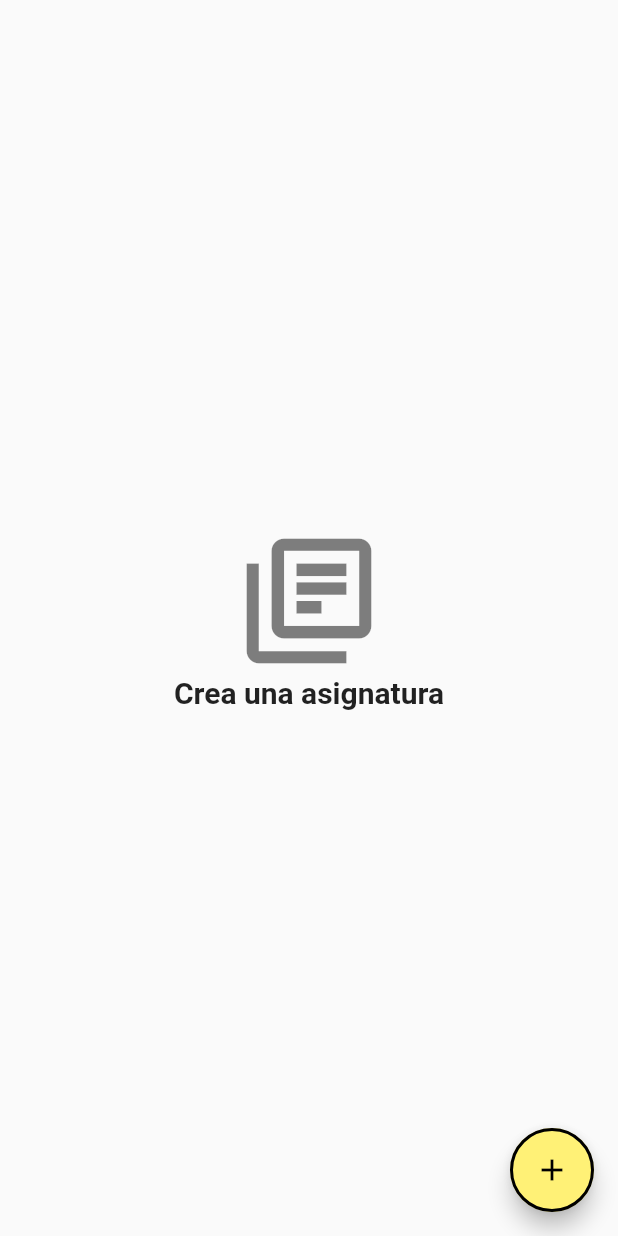
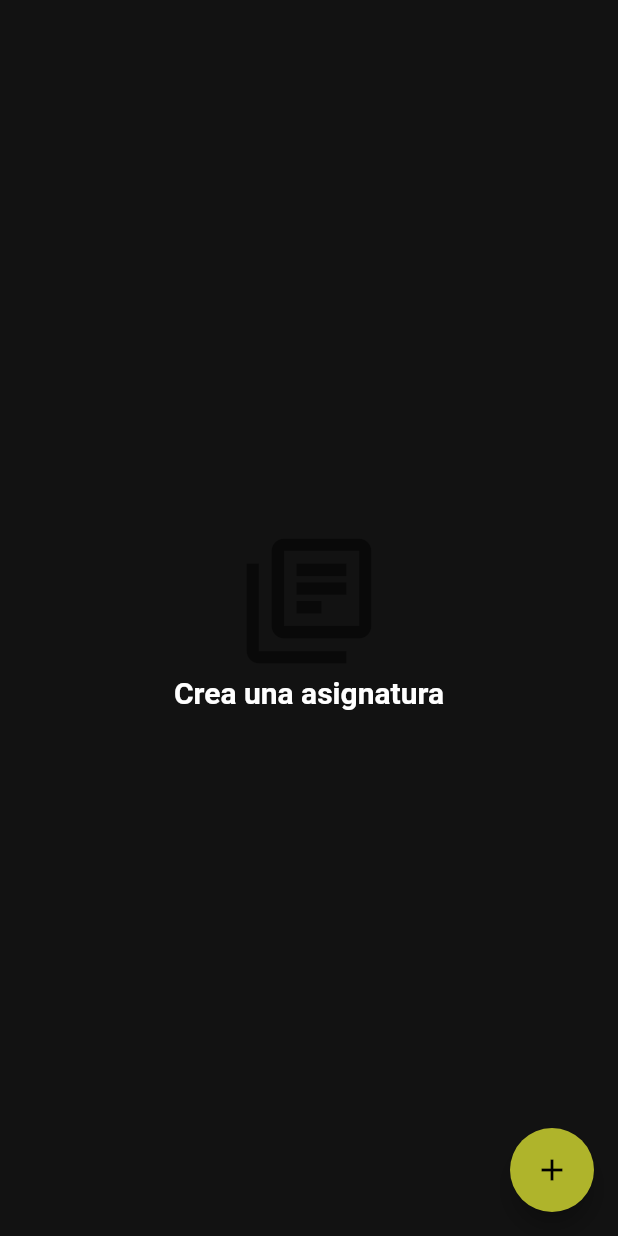
Before and after one commit to MillarCD/app_registro_asignaturas, a Flutter app: the screen it shows after launch, on a phone screen of 412 x 824 dp. Run offline on Flutter 3.47's test engine with Material 2 defaults, Android fonts, the phone set to English and light mode, and no system bars; our stand-ins replace sqflite; accounts and stored records are empty.

Commit message:
creacion del modo oscuro

```diff
--- a/lib/main.dart
+++ b/lib/main.dart
@@ -7,6 +7,7 @@ import 'package:asignaturas/providers/courses_provider.dart';
 import 'package:asignaturas/providers/show_date_picked_provider.dart';
 import 'package:asignaturas/providers/modal_provider.dart';
 import 'package:asignaturas/screens/screens.dart';
+import 'package:asignaturas/theme/theme.dart';
 
 
 
@@ -31,19 +32,7 @@ class MyApp extends StatelessWidget {
     return MaterialApp(
       title: 'Gestor de Asignaturas',
       debugShowCheckedModeBanner: false,
-      theme: ThemeData.light().copyWith(
-        colorScheme: const ColorScheme.light().copyWith(
-          primary: Colors.indigo[600],
-          primaryContainer: Colors.indigo[900],
-          onPrimary: Colors.white,
-
-          secondary: Colors.yellow[300],
-          secondaryContainer: Colors.yellow[500],
-          onSecondary: Colors.black,
-
-          background: Colors.indigo[400],
-        ),
-      ),
+      theme: DarkTheme.theme,
       initialRoute: 'courses_screen',
       routes: {
         'courses_screen': (_) => const CoursesScreen(),
--- a/lib/screens/courses_screen.dart
+++ b/lib/screens/courses_screen.dart
@@ -23,17 +23,18 @@ class CoursesScreen extends StatelessWidget {
     final courses = coursesProvider.courses;
 
     return Scaffold(
+      backgroundColor: Theme.of(context).colorScheme.background,
       body: Stack(
         children: [
           if (courses.isNotEmpty) CustomScrollView(
             physics: const BouncingScrollPhysics(),
             slivers: [
-              const SliverAppBar(
+              SliverAppBar(
                 expandedHeight: 150,
                 flexibleSpace: FlexibleSpaceBar(
-                  title: Text('Asignaturas'),
+                  title: Text('Asignaturas', style: TextStyle(color: Theme.of(context).colorScheme.onPrimary)),
                   centerTitle: true,
-                  background: _FlexibleBackground(),
+                  background: const _FlexibleBackground(),
                 ),
               ),
 
@@ -61,15 +62,7 @@ class CoursesScreen extends StatelessWidget {
       ),
 
       floatingActionButton: (!modalProvider.isVisible) ? FloatingActionButton(
-        child: Container(
-          width: double.infinity,
-          height: double.infinity,
-          decoration: BoxDecoration(
-            border: Border.all( width: 2),// color: Colors.pink,
-            borderRadius: BorderRadius.circular(50),
-          ),
-          child: const Icon(Icons.add)
-        ),
+        child: const Icon(Icons.add),
         onPressed: () {
           final formProvider = Provider.of<FormProvider>(context, listen: false);
           formProvider.operation = 'add';
--- /dev/null
+++ b/lib/theme/dark_theme.dart
@@ -0,0 +1,14 @@
+import 'package:flutter/material.dart';
+
+class DarkTheme {
+  static final ThemeData theme = ThemeData.dark().copyWith(
+    colorScheme: const ColorScheme.dark().copyWith(
+      onPrimary: Colors.lime[700],
+      primary: Colors.grey[800],
+
+      secondary: Colors.lime[700],
+      secondaryContainer: Colors.lime[800],
+    ),
+  );
+
+}
--- /dev/null
+++ b/lib/theme/theme.dart
@@ -0,0 +1,2 @@
+export 'package:asignaturas/theme/dark_theme.dart';
+export 'package:asignaturas/theme/light_theme.dart';
--- a/lib/widgets/custom_card.dart
+++ b/lib/widgets/custom_card.dart
@@ -32,7 +32,7 @@ class CustomCard extends StatelessWidget {
         coursesProvider.deleteCourse(course.id!);
       },
       child: Card(
-        color: Theme.of(context).colorScheme.background,
+        color: Theme.of(context).colorScheme.primary,
         margin: const EdgeInsets.all(10),
         child: Padding(
           padding: const EdgeInsets.all(8.0),
--- a/lib/widgets/modal.dart
+++ b/lib/widgets/modal.dart
@@ -81,7 +81,6 @@ class _ModalForeground extends StatelessWidget {
       decoration: BoxDecoration(
         color: Theme.of(context).colorScheme.background,
         borderRadius: BorderRadius.circular(25),
-        border: Border.all(width: 2,) //color: Colors.yellow
       ),
       padding: const EdgeInsets.all(10),
       width: size.width * 0.85,
--- a/lib/widgets/test_tile.dart
+++ b/lib/widgets/test_tile.dart
@@ -32,6 +32,7 @@ class TestTile extends StatelessWidget {
         title: Text(test.name, style: const TextStyle(fontSize: 20)),
         subtitle: Text(date, style: const TextStyle(fontSize: 20)),
         trailing: test.calification!=null ? Text(test.calification.toString().substring(0,3), style: const TextStyle(fontSize: 20)) : null,
+        tileColor: Theme.of(context).colorScheme.secondary.withOpacity(0.3),
 
         onTap: () {
           print("[TEST TILE]: editar evaluacion");
```
Also changed, not shown: lib/theme/light_theme.dart (added, +21 -0 lines), lib/widgets/custom_text_field.dart (+7 -1 lines), 1 other file.
